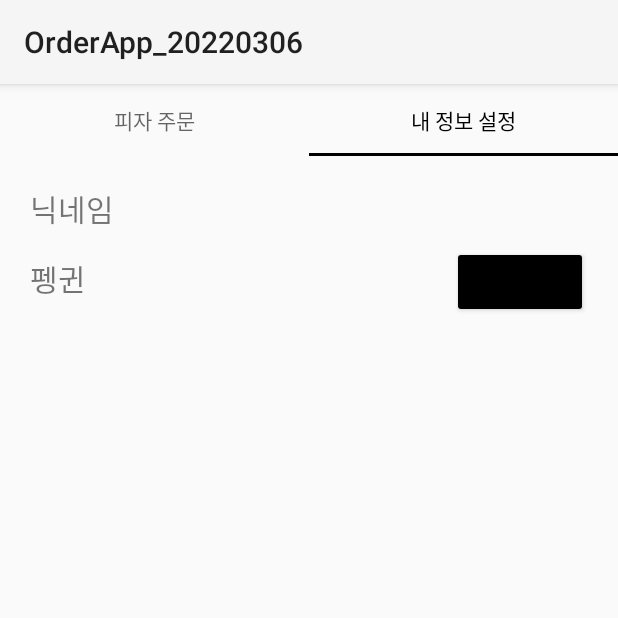
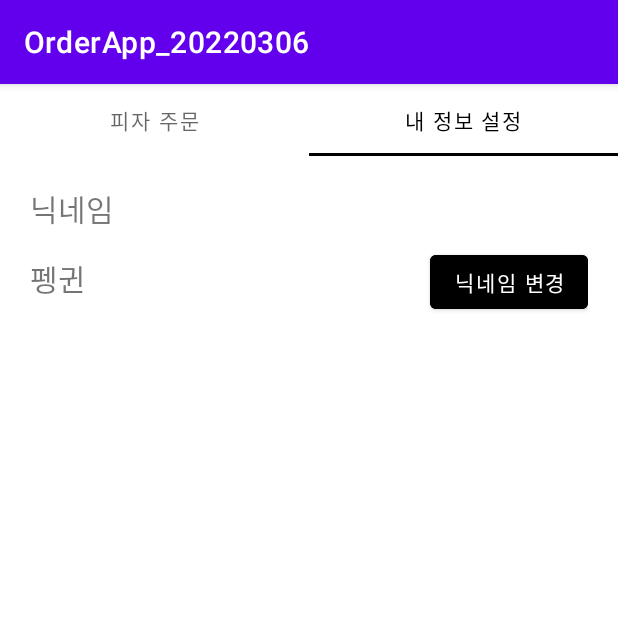
Before and after one commit to skyoo1226/OrderApp_20220306, an Android app: the screen it shows after launch (MainActivity), tab 2 chosen, on a phone screen of 412 x 824 dp, the top half of it. Run offline under Robolectric (Android 15) with nearby library versions, the phone set to English and light mode, and no system bars; libraries missing offline, so code that uses them is left out: com.willy.ratingbar; pictures from the network do not load; 2 statements that could not run were skipped.

```diff
--- a/app/src/main/AndroidManifest.xml
+++ b/app/src/main/AndroidManifest.xml
@@ -11,7 +11,7 @@
         android:usesCleartextTraffic="true"
         android:roundIcon="@mipmap/ic_launcher_round"
         android:supportsRtl="true"
-        android:theme="@style/Theme.OrderApp_20220309_exam">
+        android:theme="@style/Theme.OrderApp_20220306">
         <activity
             android:name=".MainActivity"
             android:exported="true">
--- a/app/src/main/java/com/skyoo/orderapp_20220306/fragments/PizzaStoreListFragment.kt
+++ b/app/src/main/java/com/skyoo/orderapp_20220306/fragments/PizzaStoreListFragment.kt
@@ -28,7 +28,7 @@ class PizzaStoreListFragment : Fragment() {
 
         mPizzaStoreList.add( StoreData( "피자헛", 4.5, "1588-5588", "https://img1.daumcdn.net/thumb/R800x0/?scode=mtistory2&fname=https%3A%2F%2Fk.kakaocdn.net%2Fdn%2FnkQca%2FbtqwVT4rrZo%2FymhFqW9uRbzrmZTxUU1QC1%2Fimg.jpg" ) )
         mPizzaStoreList.add( StoreData( "파파존스", 3.0, "1577-8080", "http://mblogthumb2.phinf.naver.net/20160530_65/ppanppane_1464617766007O9b5u_PNG/%C6%C4%C6%C4%C1%B8%BD%BA_%C7%C7%C0%DA_%B7%CE%B0%ED_%284%29.png?type=w800" ) )
-        mPizzaStoreList.add( StoreData( "도미노피자", 5.0, "1577-3082", "https://pbs.twimg.com/profile_images/1098371010548555776/trCrCTDN_400x400.png" ) )
+        mPizzaStoreList.add( StoreData( "도미노피자", 5.0, "1577-3082", "https://w7.pngwing.com/pngs/870/682/png-transparent-domino-s-pizza-logo-domino-s-pizza-pizza-delivery-logo-pizza-domino-s-pizza-pizza-pizza-pizza-delivery.png" ) )
         mPizzaStoreList.add( StoreData( "미스터피자", 3.5, "1577-0077", "https://post-phinf.pstatic.net/MjAxODEyMDVfMzYg/MDAxNTQzOTYxOTA4NjM3.8gsStnhxz7eEc9zpt5nmSRZmI-Pzpl4NJvHYU-Dlgmcg.7Vpgk0lopJ5GoTav3CUDqmXi2-_67S5AXD0AGbbR6J4g.JPEG/IMG_1641.jpg?type=w1200") )
 
         mPizzaStoreAdapter = StoreAdapter(requireContext(), R.layout.store_list_item, mPizzaStoreList)
```
